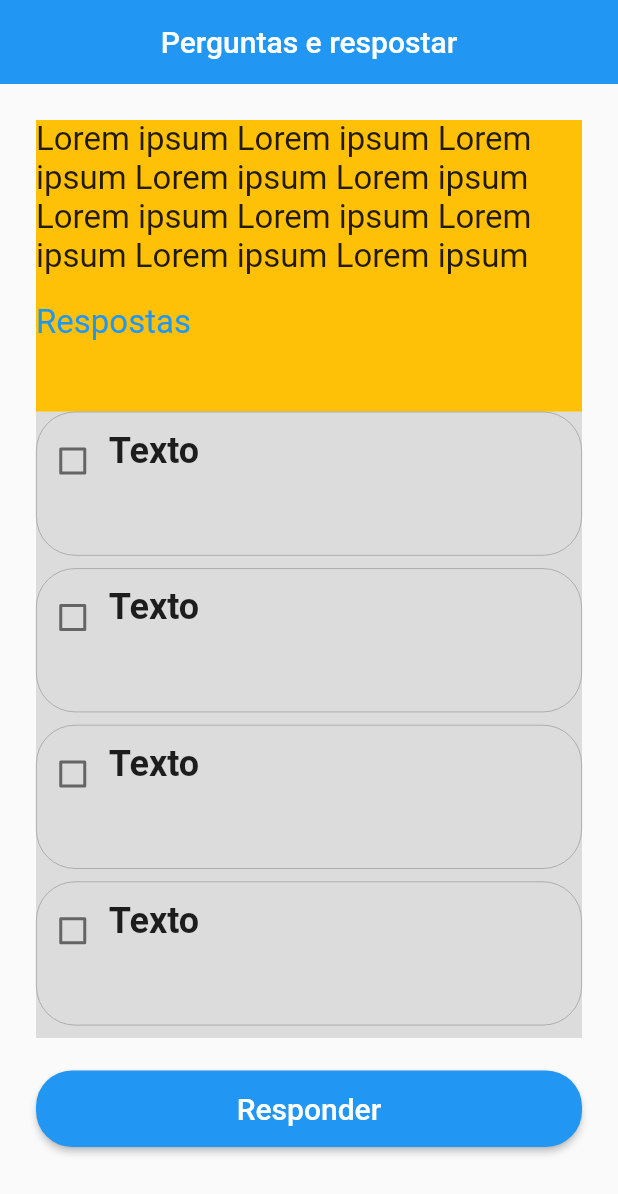
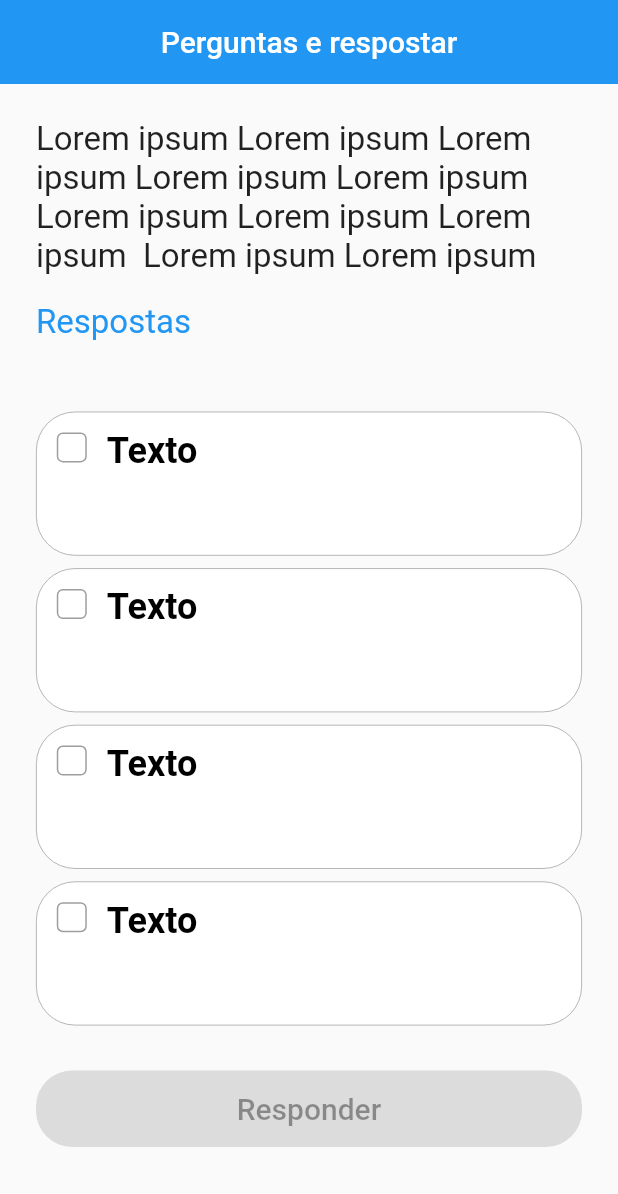
Before and after one commit to EduardoGPS-18/FirstWeekChallengeUA, a Flutter app: the screen it shows after launch, on a phone screen of 412 x 824 dp. Shown: the top 1194 px of the screen. Run offline on Flutter 3.47's test engine with Material 2 defaults, Android fonts, the phone set to English and light mode, and no system bars.

Commit message:
refactor: split question page into widgets and applied the logic

```diff
--- a/lib/pages/quiz/question/question_page.dart
+++ b/lib/pages/quiz/question/question_page.dart
@@ -1,6 +1,8 @@
 import 'package:flutter/cupertino.dart';
 import 'package:flutter/material.dart';
 
+import '../../../widgets/question/header_question.dart';
+import '../../../widgets/question/response_button.dart';
 import '../../../widgets/shared/appbar/custom_app_bar.dart';
 import '../../../widgets/shared/buttons/custom_button.dart';
 
@@ -12,7 +14,11 @@ class QuestionPage extends StatefulWidget {
 }
 
 class _QuestionPageState extends State<QuestionPage> {
-  bool val = false;
+  int currentPage = 0;
+  List<int> responses = List.filled(10, -1);
+  List<bool> selectedIndexOfCurrentPage = List.filled(4, false);
+  List<bool> isConfirmed = List.filled(10, false);
+  List<ResponseButton> buttons = [];
 
   @override
   Widget build(BuildContext context) {
@@ -24,30 +30,11 @@ class _QuestionPageState extends State<QuestionPage> {
           child: LayoutBuilder(builder: (context, constraints) {
             return Column(
               children: [
-                Container(
-                  color: Colors.amber,
-                  height: constraints.maxHeight * 27 / 100,
-                  child: Column(
-                    crossAxisAlignment: CrossAxisAlignment.start,
-                    children: const [
-                      Text(
-                        "Lorem ipsum Lorem ipsum Lorem ipsum Lorem ipsum Lorem ipsum Lorem ipsum Lorem ipsum Lorem ipsum Lorem ipsum Lorem ipsum ",
-                        style: TextStyle(
-                          fontSize: 22,
-                        ),
-                      ),
-                      Padding(
-                        padding: EdgeInsets.symmetric(vertical: 18),
-                        child: Text(
-                          "Respostas",
-                          style: TextStyle(fontSize: 22, color: Colors.blue),
-                        ),
-                      ),
-                    ],
-                  ),
+                HeaderQuestion(
+                  constraints: constraints,
+                  title: "Lorem ipsum Lorem ipsum Lorem ipsum Lorem ipsum Lorem ipsum Lorem ipsum Lorem ipsum Lorem ipsum  Lorem ipsum Lorem ipsum ",
                 ),
-                Container(
-                  color: Colors.black12,
+                SizedBox(
                   height: constraints.maxHeight * 58 / 100,
                   child: LayoutBuilder(
                     builder: (context, constraints) => ListView.separated(
@@ -55,35 +42,28 @@ class _QuestionPageState extends State<QuestionPage> {
                         height: constraints.maxHeight * 2 / 100,
                       ),
                       itemCount: 4,
-                      itemBuilder: (ctx, i) => Container(
-                        height: constraints.maxHeight * 23 / 100,
-                        decoration: BoxDecoration(
-                          border: Border.all(color: Colors.grey, width: 0.5),
-                          borderRadius: BorderRadius.circular(26),
-                        ),
-                        child: Row(
-                          crossAxisAlignment: CrossAxisAlignment.start,
-                          children: [
-                            Padding(
-                              padding: EdgeInsets.only(top: constraints.maxHeight * 2 / 100),
-                              child: Checkbox(
-                                value: val,
-                                onChanged: (v) {},
-                              ),
-                            ),
-                            Padding(
-                              padding: EdgeInsets.only(top: constraints.maxHeight * 2.8 / 100),
-                              child: const Text(
-                                "Texto",
-                                style: TextStyle(
-                                  fontSize: 24,
-                                  fontWeight: FontWeight.bold,
-                                ),
-                              ),
-                            ),
-                          ],
-                        ),
-                      ),
+                      itemBuilder: (ctx, currentIndex) {
+                        ResponseButton currentButton = ResponseButton(
+                          constraints: constraints,
+                          isRight: currentIndex == 3,
+                          selected: selectedIndexOfCurrentPage[currentIndex],
+                          isConfirmed: isConfirmed[currentPage],
+                          onChange: isConfirmed[currentPage]
+                              ? (v) {}
+                              : (val) {
+                                  setState(() {
+                                    for (int i = 0; i < selectedIndexOfCurrentPage.length; i++) {
+                                      selectedIndexOfCurrentPage[i] = false;
+                                    }
+
+                                    selectedIndexOfCurrentPage[currentIndex] = true;
+                                    responses[currentPage] = currentIndex;
+                                  });
+                                },
+                        );
+                        buttons.add(currentButton);
+                        return currentButton;
+                      },
                     ),
                   ),
                 ),
@@ -93,8 +73,16 @@ class _QuestionPageState extends State<QuestionPage> {
                 SizedBox(
                   width: constraints.maxWidth,
                   child: CustomButtom(
-                    text: "Responder",
-                    onPressed: () {},
+                    text: isConfirmed[currentPage] ? "Proxima pergunta" : "Responder",
+                    onPressed: responses[currentPage] == -1
+                        ? null
+                        : isConfirmed[currentPage]
+                            ? () {}
+                            : () {
+                                setState(() {
+                                  isConfirmed[currentPage] = true;
+                                });
+                              },
                   ),
                 ),
                 SizedBox(
--- /dev/null
+++ b/lib/widgets/question/custom_checkbox.dart
@@ -0,0 +1,49 @@
+import 'package:flutter/material.dart';
+
+class CustomCheckBox extends StatefulWidget {
+  final Color? backgroundColor, iconColor;
+  final IconData? icon;
+  final bool selected;
+  final void Function(bool) onClick;
+
+  const CustomCheckBox({
+    Key? key,
+    required this.backgroundColor,
+    required this.icon,
+    required this.iconColor,
+    required this.selected,
+    required this.onClick,
+  }) : super(key: key);
+
+  @override
+  _CustomCheckBoxState createState() => _CustomCheckBoxState();
+}
+
+class _CustomCheckBoxState extends State<CustomCheckBox> {
+  @override
+  Widget build(BuildContext context) {
+    return InkWell(
+      onTap: () {
+        widget.onClick(widget.selected);
+      },
+      child: Container(
+        decoration: BoxDecoration(
+          borderRadius: BorderRadius.circular(4),
+          border: Border.all(
+            color: widget.selected ? Colors.blue : Colors.grey,
+          ),
+          color: widget.backgroundColor,
+        ),
+        height: 20,
+        width: 20,
+        child: Center(
+          child: Icon(
+            widget.icon,
+            size: 20,
+            color: widget.iconColor,
+          ),
+        ),
+      ),
+    );
+  }
+}
--- /dev/null
+++ b/lib/widgets/question/header_question.dart
@@ -0,0 +1,39 @@
+import 'package:flutter/material.dart';
+
+class HeaderQuestion extends StatelessWidget {
+  final BoxConstraints constraints;
+  final String title;
+
+  const HeaderQuestion({
+    Key? key,
+    required this.constraints,
+    required this.title,
+  }) : super(key: key);
+
+  @override
+  Widget build(BuildContext context) {
+    return SizedBox(
+      height: constraints.maxHeight * 27 / 100,
+      child: Column(
+        crossAxisAlignment: CrossAxisAlignment.start,
+        children: [
+          Text(
+            title,
+            maxLines: 4,
+            overflow: TextOverflow.ellipsis,
+            style: const TextStyle(
+              fontSize: 22,
+            ),
+          ),
+          const Padding(
+            padding: EdgeInsets.symmetric(vertical: 18),
+            child: Text(
+              "Respostas",
+              style: TextStyle(fontSize: 22, color: Colors.blue),
+            ),
+          ),
+        ],
+      ),
+    );
+  }
+}
--- /dev/null
+++ b/lib/widgets/question/response_button.dart
@@ -0,0 +1,117 @@
+import 'package:flutter/material.dart';
+
+import 'custom_checkbox.dart';
+
+class ResponseButton extends StatefulWidget {
+  final BoxConstraints constraints;
+  final bool selected;
+  final void Function(bool?) onChange;
+  final bool isRight;
+  final bool isConfirmed;
+  const ResponseButton({
+    Key? key,
+    required this.constraints,
+    required this.onChange,
+    required this.selected,
+    required this.isRight,
+    required this.isConfirmed,
+  }) : super(key: key);
+
+  @override
+  State<ResponseButton> createState() => _ResponseButtonState();
+}
+
+class _ResponseButtonState extends State<ResponseButton> {
+  @override
+  Widget build(BuildContext context) {
+    bool isSelectedAndConfirmedAndRight = widget.selected && widget.isConfirmed && widget.isRight;
+    bool isSelectedAndConfirmedAndWrong = widget.selected && widget.isConfirmed && !widget.isRight;
+    bool isNotSelectedAndConfirmedAndRight = !widget.selected && widget.isConfirmed && widget.isRight;
+    bool isSelectedOnly = widget.selected;
+
+    return Container(
+      height: widget.constraints.maxHeight * 23 / 100,
+      decoration: BoxDecoration(
+        color: isSelectedAndConfirmedAndRight
+            ? Colors.green[100]
+            : isSelectedAndConfirmedAndWrong
+                ? Colors.red[100]
+                : isNotSelectedAndConfirmedAndRight
+                    ? Colors.green[100]
+                    : isSelectedOnly
+                        ? Colors.blue[100]
+                        : Colors.white,
+        border: Border.all(
+          color: isSelectedAndConfirmedAndRight
+              ? Colors.green
+              : isSelectedAndConfirmedAndWrong
+                  ? Colors.red
+                  : isNotSelectedAndConfirmedAndRight
+                      ? Colors.green
+                      : isSelectedOnly
+                          ? Colors.blue
+                          : Colors.grey,
+          width: 0.5,
+        ),
+        borderRadius: BorderRadius.circular(26),
+      ),
+      child: Row(
+        crossAxisAlignment: CrossAxisAlignment.start,
+        children: [
+          Padding(
+            padding: EdgeInsets.only(
+              top: widget.constraints.maxHeight * 2 / 100,
+              left: widget.constraints.maxHeight * 2 / 100,
+            ),
+            child: Padding(
+              padding: const EdgeInsets.all(5),
+              child: CustomCheckBox(
+                icon: isSelectedAndConfirmedAndRight || isNotSelectedAndConfirmedAndRight
+                    ? Icons.check
+                    : isSelectedAndConfirmedAndWrong
+                        ? Icons.close
+                        : null,
+                iconColor: Colors.white,
+                backgroundColor: isSelectedAndConfirmedAndRight
+                    ? Colors.green
+                    : isSelectedAndConfirmedAndWrong
+                        ? Colors.red
+                        : isNotSelectedAndConfirmedAndRight
+                            ? Colors.green
+                            : isSelectedOnly
+                                ? Colors.blue
+                                : Colors.white,
+                selected: widget.selected,
+                onClick: (val) {
+                  widget.onChange(val);
+                },
+              ),
+            ),
+          ),
+          Padding(
+            padding: EdgeInsets.only(
+              top: widget.constraints.maxHeight * 2.8 / 100,
+              left: widget.constraints.maxHeight * 2 / 100,
+            ),
+            child: Text(
+              "Texto",
+              style: TextStyle(
+                fontSize: 24,
+                color: isSelectedAndConfirmedAndRight
+                    ? Colors.green
+                    : isSelectedAndConfirmedAndWrong
+                        ? Colors.red
+                        : isNotSelectedAndConfirmedAndRight
+                            ? Colors.green
+                            : isSelectedOnly
+                                ? Colors.blue
+                                : Colors.black,
+                fontWeight: FontWeight.bold,
+              ),
+            ),
+          ),
+        ],
+      ),
+    );
+  }
+}
--- a/lib/widgets/shared/buttons/custom_button.dart
+++ b/lib/widgets/shared/buttons/custom_button.dart
@@ -2,12 +2,12 @@ import 'package:flutter/material.dart';
 
 class CustomButtom extends StatelessWidget {
   final String text;
-  final Function() onPressed;
+  final void Function()? onPressed;
 
   const CustomButtom({
     Key? key,
+    this.onPressed,
     required this.text,
-    required this.onPressed,
   }) : super(key: key);
 
   @override
```
